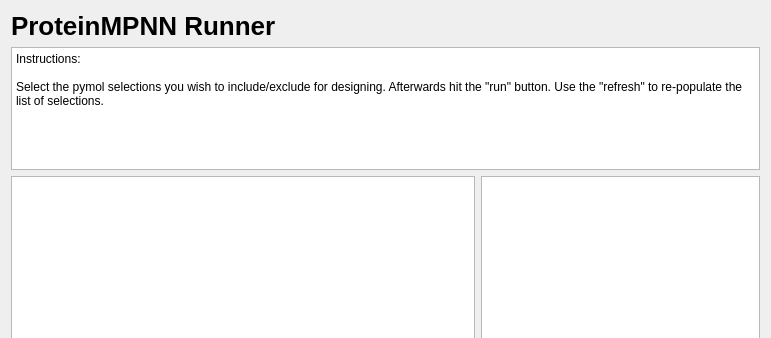
This is cbr/mpnn/visual/MpnnRunner.ui in TUM-CBR/pymol-plugins as Qt 5 draws it before an edit; both pictures show x 0 to 771 and y 0 to 338 of the 771 by 584 pixel window. The edited form follows.
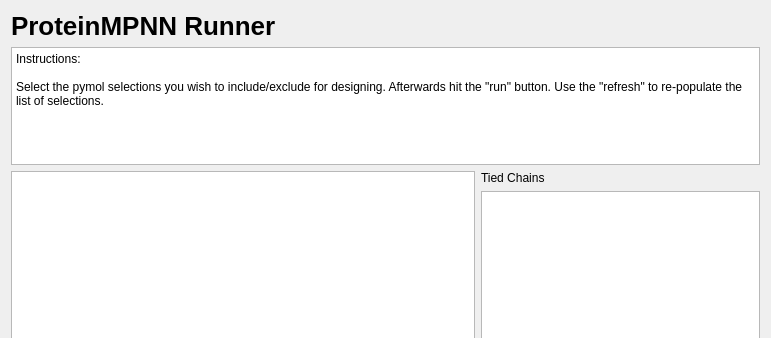
This is the edited form.

Commit message: [ProteinMPNN] Added support for tied chains.

Patch:
```diff
--- a/cbr/mpnn/visual/MpnnRunner.ui
+++ b/cbr/mpnn/visual/MpnnRunner.ui
@@ -13,15 +13,44 @@
   <property name="windowTitle">
    <string>Form</string>
   </property>
-  <layout class="QGridLayout" name="gridLayout" rowstretch="0,1,3,0,0" columnstretch="1,0,0,0,0,0,0,0" rowminimumheight="0,0,0,0,0">
-   <item row="4" column="1">
+  <layout class="QGridLayout" name="gridLayout" rowstretch="0,1,0,3,0,0" columnstretch="1,0,0,0,0,0,0,0" rowminimumheight="0,0,0,0,0,0">
+   <item row="5" column="1">
     <widget class="QLabel" name="label_2">
      <property name="text">
       <string>Sequences to Generate</string>
      </property>
     </widget>
    </item>
-   <item row="4" column="0">
+   <item row="5" column="7">
+    <widget class="QPushButton" name="runButton">
+     <property name="text">
+      <string>Run</string>
+     </property>
+    </widget>
+   </item>
+   <item row="5" column="6">
+    <widget class="QPushButton" name="advancedOptionsButton">
+     <property name="text">
+      <string>Advanced Options</string>
+     </property>
+    </widget>
+   </item>
+   <item row="1" column="0" colspan="8">
+    <widget class="QPlainTextEdit" name="plainTextEdit">
+     <property name="readOnly">
+      <bool>true</bool>
+     </property>
+     <property name="plainText">
+      <string>Instructions:
+
+Select the pymol selections you wish to include/exclude for designing. Afterwards hit the &quot;run&quot; button. Use the &quot;refresh&quot; to re-populate the list of selections.</string>
+     </property>
+    </widget>
+   </item>
+   <item row="3" column="5" colspan="3">
+    <widget class="QTableView" name="tiedPositionsTable"/>
+   </item>
+   <item row="5" column="0">
     <spacer name="horizontalSpacer">
      <property name="orientation">
       <enum>Qt::Horizontal</enum>
@@ -34,7 +63,7 @@
      </property>
     </spacer>
    </item>
-   <item row="4" column="2">
+   <item row="5" column="2">
     <widget class="QSpinBox" name="numSequencesSpinBox">
      <property name="minimum">
       <number>1</number>
@@ -58,45 +87,23 @@
      </property>
     </widget>
    </item>
-   <item row="1" column="0" colspan="8">
-    <widget class="QPlainTextEdit" name="plainTextEdit">
-     <property name="readOnly">
-      <bool>true</bool>
-     </property>
-     <property name="plainText">
-      <string>Instructions:
-
-Select the pymol selections you wish to include/exclude for designing. Afterwards hit the &quot;run&quot; button. Use the &quot;refresh&quot; to re-populate the list of selections.</string>
-     </property>
-    </widget>
-   </item>
-   <item row="4" column="7">
-    <widget class="QPushButton" name="runButton">
-     <property name="text">
-      <string>Run</string>
-     </property>
-    </widget>
-   </item>
-   <item row="4" column="6">
-    <widget class="QPushButton" name="advancedOptionsButton">
-     <property name="text">
-      <string>Advanced Options</string>
-     </property>
-    </widget>
-   </item>
-   <item row="4" column="5">
+   <item row="5" column="5">
     <widget class="QPushButton" name="refreshButton">
      <property name="text">
       <string>Refresh</string>
      </property>
     </widget>
    </item>
-   <item row="2" column="0" colspan="5">
+   <item row="2" column="5">
+    <widget class="QLabel" name="label_3">
+     <property name="text">
+      <string>Tied Chains</string>
+     </property>
+    </widget>
+   </item>
+   <item row="2" column="0" rowspan="2" colspan="5">
     <widget class="QTableView" name="selectionsTable"/>
    </item>
-   <item row="2" column="5" colspan="3">
-    <widget class="QTableView" name="tiedPositionsTable"/>
-   </item>
   </layout>
  </widget>
  <resources/>
```
The commit also changes 10 other files.
